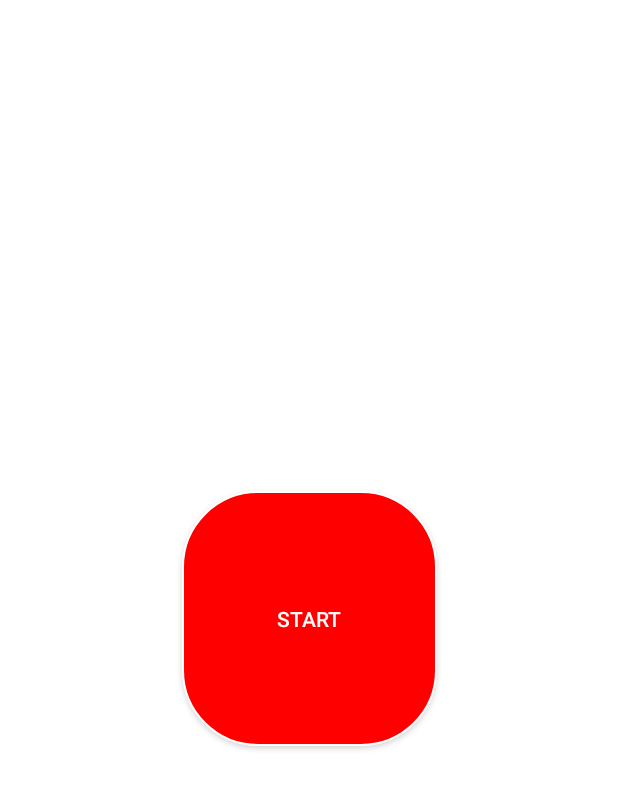
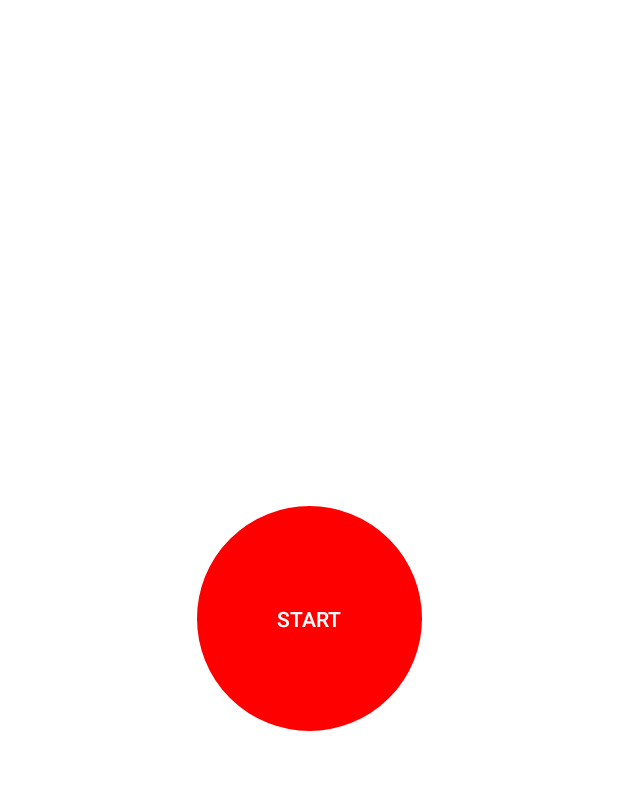
Before and after one commit to JangWoojun/Click_Game, an Android app: the screen it shows after launch (MainActivity), on a phone screen of 412 x 824 dp. Shown: the top 789 px of the screen. Run offline under Robolectric (Android 15) with nearby library versions, the phone set to English and light mode, and no system bars; Roboto replaces fonts that are not available here.

Commit message:
radius 디자인 변경

```diff
--- a/app/src/main/res/drawable/radius.xml
+++ b/app/src/main/res/drawable/radius.xml
@@ -3,10 +3,10 @@
     android:shape="rectangle" android:padding = "10dp">
     <solid android:color="#ff0000"></solid>
     <corners
-        android:bottomLeftRadius="50dp"
-        android:bottomRightRadius="50dp"
-        android:topLeftRadius="50dp"
-        android:topRightRadius="50dp"></corners>
-    <stroke android:width="1dp"
+        android:bottomLeftRadius="250dp"
+        android:bottomRightRadius="250dp"
+        android:topLeftRadius="250dp"
+        android:topRightRadius="250dp"></corners>
+    <stroke android:width="10dp"
         android:color="#ffffff"></stroke>
 </shape>
```
